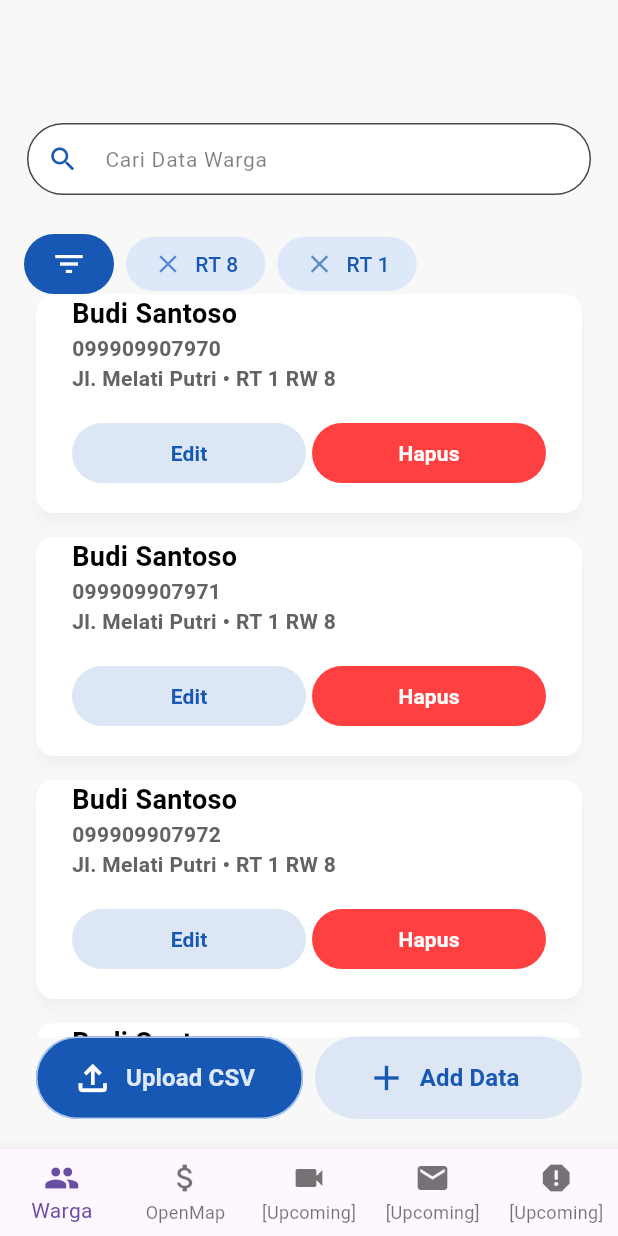
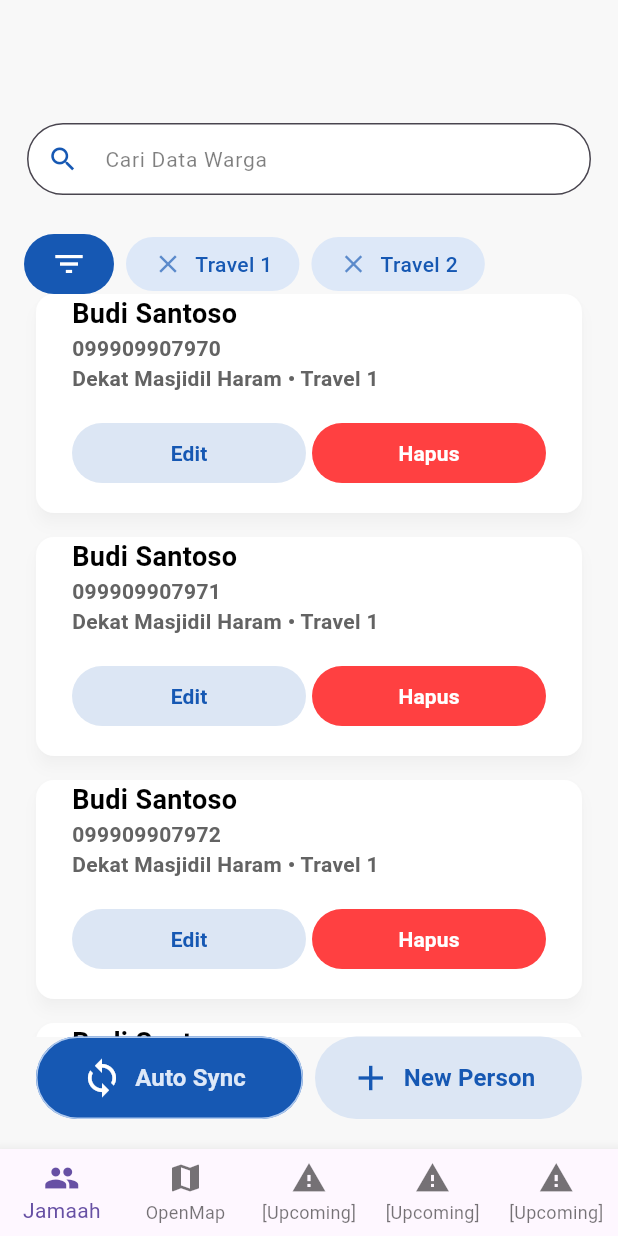
Before and after one commit to hazz01/UmrahTrack, a Flutter app: the screen it shows after launch, on a phone screen of 412 x 824 dp. Run offline on Flutter 3.47's test engine with Material 3 defaults, Android fonts, the phone set to English and light mode, and no system bars; our stand-ins replace flutter_map, latlong2.

Commit message:
Update KelolaWargaPage and BottomNavbarAdmin labels for clarity and functionality

```diff
--- a/lib/presentation/pages/admin/kelola_warga_page.dart
+++ b/lib/presentation/pages/admin/kelola_warga_page.dart
@@ -12,9 +12,9 @@ class KelolaWargaPage extends StatefulWidget {
 
 class _KelolaWargaPageState extends State<KelolaWargaPage> {
   final TextEditingController _searchController = TextEditingController();
-  String _selectedRT = 'Pilih RT';
+  String _selectedRT = 'Pilih Travel';
   List<String> _rtList = [
-    'Pilih RT',
+    'Pilih Grub',
     '1',
     '2',
     '3',
@@ -29,7 +29,7 @@ class _KelolaWargaPageState extends State<KelolaWargaPage> {
 
   String _selectedRW = 'Pilih RW';
   List<String> _rwList = [
-    'Pilih RW',
+    'Pilih Grub',
     '1',
     '2',
     '3',
@@ -68,9 +68,9 @@ class _KelolaWargaPageState extends State<KelolaWargaPage> {
         (index) => Warga(
           name: 'Budi Santoso',
           phone: '09990990${7970 + index}',
-          address: 'Jl. Melati Putri',
-          rt: 'RT 1',
-          rw: 'RW 8',
+          address: 'Dekat Masjidil Haram',
+          rt: 'Travel 1',
+          rw: '',
         ),
       );
     });
@@ -367,9 +367,9 @@ class _KelolaWargaPageState extends State<KelolaWargaPage> {
             ),
           ),
           const SizedBox(width: 8),
-          _buildFilterChip('RT 8'),
+          _buildFilterChip('Travel 1'),
           const SizedBox(width: 8),
-          _buildFilterChip('RT 1'),
+          _buildFilterChip('Travel 2'),
         ],
       ),
     );
@@ -599,11 +599,11 @@ class _KelolaWargaPageState extends State<KelolaWargaPage> {
           Expanded(
             child: ElevatedButton.icon(
               icon: const Icon(
-                Icons.file_upload_outlined,
+                Icons.sync,
                 size: 28,
               ),
               label: const Text(
-                'Upload CSV',
+                'Auto Sync',
                 style: TextStyle(
                     fontSize: 16,
                     fontWeight: FontWeight.w600,
@@ -622,7 +622,10 @@ class _KelolaWargaPageState extends State<KelolaWargaPage> {
                   ),
                 ),
               ),
-              onPressed: _toggleUploadCSVPopup,
+              onPressed: () {
+                // Implement auto sync functionality
+              },
+              // onPressed: _toggleUploadCSVPopup,
             ),
           ),
           const SizedBox(width: 8),
@@ -634,7 +637,7 @@ class _KelolaWargaPageState extends State<KelolaWargaPage> {
                 color: Color(0xFF1658B3),
               ),
               label: const Text(
-                'Add Data',
+                'New Person',
                 style: TextStyle(
                   fontSize: 16,
                   fontWeight: FontWeight.w600,
@@ -749,11 +752,11 @@ class _KelolaWargaPageState extends State<KelolaWargaPage> {
                                       child: DropdownButtonHideUnderline(
                                         child: DropdownButton<String>(
                                           dropdownColor: Colors.white,
-                                          value: _selectedRT != 'Pilih RT'
+                                          value: _selectedRT != 'Pilih Travel'
                                               ? _selectedRT
                                               : null,
                                           hint: Text(
-                                            "Pilih RT",
+                                            "Pilih Travel",
                                             style: TextStyle(
                                               fontSize: 16,
                                               fontWeight: FontWeight.w600,
@@ -773,11 +776,11 @@ class _KelolaWargaPageState extends State<KelolaWargaPage> {
                                             }
                                           },
                                           items: _rtList
-                                              .where((e) => e != 'Pilih RT')
+                                              .where((e) => e != 'Pilih Travel')
                                               .map((String value) {
                                             return DropdownMenuItem<String>(
                                               value: value,
-                                              child: Text('RT $value'),
+                                              child: Text('Travel $value'),
                                             );
                                           }).toList(),
                                         ),
@@ -787,60 +790,60 @@ class _KelolaWargaPageState extends State<KelolaWargaPage> {
                                 ),
                               ),
                               const SizedBox(width: 10),
-                              Expanded(
-                                child: Column(
-                                  crossAxisAlignment: CrossAxisAlignment.start,
-                                  children: [
-                                    Container(
-                                      padding: const EdgeInsets.symmetric(
-                                          horizontal: 16, vertical: 4),
-                                      decoration: BoxDecoration(
-                                        color: Colors.white,
-                                        borderRadius: BorderRadius.circular(20),
-                                        border: Border.all(
-                                            color: Colors.grey.shade300,
-                                            width: 1),
-                                      ),
-                                      child: DropdownButtonHideUnderline(
-                                        child: DropdownButton<String>(
-                                          dropdownColor: Colors.white,
-                                          value: _selectedRW != 'Pilih RW'
-                                              ? _selectedRW
-                                              : null,
-                                          hint: Text(
-                                            "Pilih RW",
-                                            style: TextStyle(
-                                              fontSize: 16,
-                                              fontWeight: FontWeight.w600,
-                                              color: Colors.black,
-                                            ),
-                                          ),
-                                          isExpanded: true,
-                                          onChanged: (String? newValue) {
-                                            if (newValue != null) {
-                                              // Update both the modal state and parent state
-                                              setModalState(() {
-                                                localSelectedRW = newValue;
-                                              });
-                                              setState(() {
-                                                _selectedRW = newValue;
-                                              });
-                                            }
-                                          },
-                                          items: _rwList
-                                              .where((e) => e != 'Pilih RW')
-                                              .map((String value) {
-                                            return DropdownMenuItem<String>(
-                                              value: value,
-                                              child: Text('RW $value'),
-                                            );
-                                          }).toList(),
-                                        ),
-                                      ),
-                                    ),
-                                  ],
-                                ),
-                              ),
+                              // Expanded(
+                              //   child: Column(
+                              //     crossAxisAlignment: CrossAxisAlignment.start,
+                              //     children: [
+                              //       Container(
+                              //         padding: const EdgeInsets.symmetric(
+                              //             horizontal: 16, vertical: 4),
+                              //         decoration: BoxDecoration(
+                              //           color: Colors.white,
+                              //           borderRadius: BorderRadius.circular(20),
+                              //           border: Border.all(
+                              //               color: Colors.grey.shade300,
+                              //               width: 1),
+                              //         ),
+                              //         child: DropdownButtonHideUnderline(
+                              //           child: DropdownButton<String>(
+                              //             dropdownColor: Colors.white,
+                              //             value: _selectedRW != 'Pilih RW'
+                              //                 ? _selectedRW
+                              //                 : null,
+                              //             hint: Text(
+                              //               "Pilih RW",
+                              //               style: TextStyle(
+                              //                 fontSize: 16,
+                              //                 fontWeight: FontWeight.w600,
+                              //                 color: Colors.black,
+                              //               ),
+                              //             ),
+                              //             isExpanded: true,
+                              //             onChanged: (String? newValue) {
+                              //               if (newValue != null) {
+                              //                 // Update both the modal state and parent state
+                              //                 setModalState(() {
+                              //                   localSelectedRW = newValue;
+                              //                 });
+                              //                 setState(() {
+                              //                   _selectedRW = newValue;
+                              //                 });
+                              //               }
+                              //             },
+                              //             items: _rwList
+                              //                 .where((e) => e != 'Pilih RW')
+                              //                 .map((String value) {
+                              //               return DropdownMenuItem<String>(
+                              //                 value: value,
+                              //                 child: Text('RW $value'),
+                              //               );
+                              //             }).toList(),
+                              //           ),
+                              //         ),
+                              //       ),
+                              //     ],
+                              //   ),
+                              // ),
                             ],
                           ),
                           const SizedBox(height: 8),
@@ -1059,13 +1062,13 @@ class _KelolaWargaPageState extends State<KelolaWargaPage> {
                             ],
                           ),
                           const SizedBox(height: 23),
-                          _buildFormField('Nama', 'Masukkan Nama Warga'),
+                          _buildFormField('Kode', 'Masukkan Kode Koneksi'),
                           const SizedBox(height: 8),
-                          _buildFormField('NIK', 'Masukkan NIK Warga'),
-                          const SizedBox(height: 8),
-                          _buildFormField('Alamat', 'Masukkan Alamat Warga'),
-                          const SizedBox(height: 8),
-                          _buildFormField('TTL', 'Tanggal / Bulan / Tahun'),
+                          // _buildFormField('NIK', 'Masukkan NIK Warga'),
+                          // const SizedBox(height: 8),
+                          // _buildFormField('Alamat', 'Masukkan Alamat Warga'),
+                          // const SizedBox(height: 8),
+                          // _buildFormField('TTL', 'Tanggal / Bulan / Tahun'),
                           const SizedBox(height: 36),
                           Row(
                             children: [
--- a/lib/presentation/widgets/bottom_navbar_admin.dart
+++ b/lib/presentation/widgets/bottom_navbar_admin.dart
@@ -13,11 +13,11 @@ class BottomNavbarAdmin extends StatelessWidget {
       onTap: onTap,
       type: BottomNavigationBarType.fixed,
       items: const [
-        BottomNavigationBarItem(icon: Icon(Icons.people), label: 'Warga'),
-        BottomNavigationBarItem(icon: Icon(Icons.attach_money), label: 'OpenMap'),
-        BottomNavigationBarItem(icon: Icon(Icons.videocam), label: '[Upcoming]'),
-        BottomNavigationBarItem(icon: Icon(Icons.mail), label: '[Upcoming]'),
-        BottomNavigationBarItem(icon: Icon(Icons.report), label: '[Upcoming]'),
+        BottomNavigationBarItem(icon: Icon(Icons.people), label: 'Jamaah'),
+        BottomNavigationBarItem(icon: Icon(Icons.map), label: 'OpenMap'),
+        BottomNavigationBarItem(icon: Icon(Icons.warning), label: '[Upcoming]'),
+        BottomNavigationBarItem(icon: Icon(Icons.warning), label: '[Upcoming]'),
+        BottomNavigationBarItem(icon: Icon(Icons.warning), label: '[Upcoming]'),
       ],
     );
   }
```
